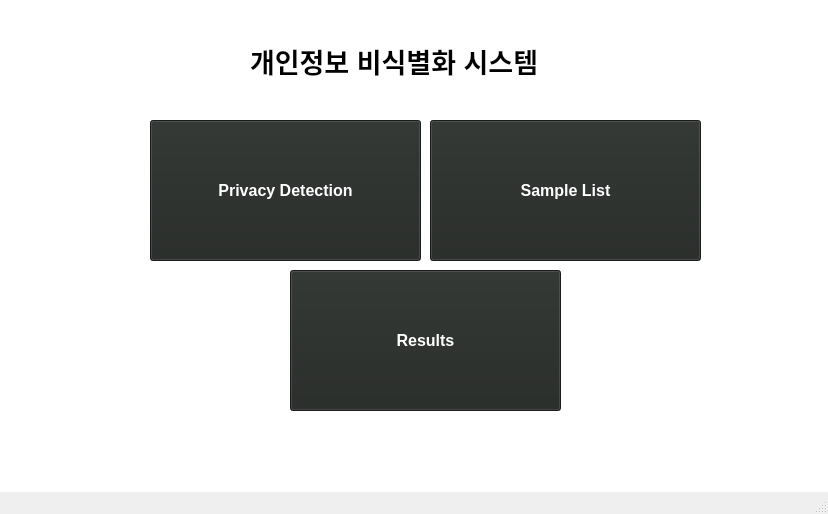
This is app/gui/UI/ui_2.ui in CSID-DGU/2023-1-CECD3-Sugar-4 as Qt 5 draws it before an edit. The edited form follows.
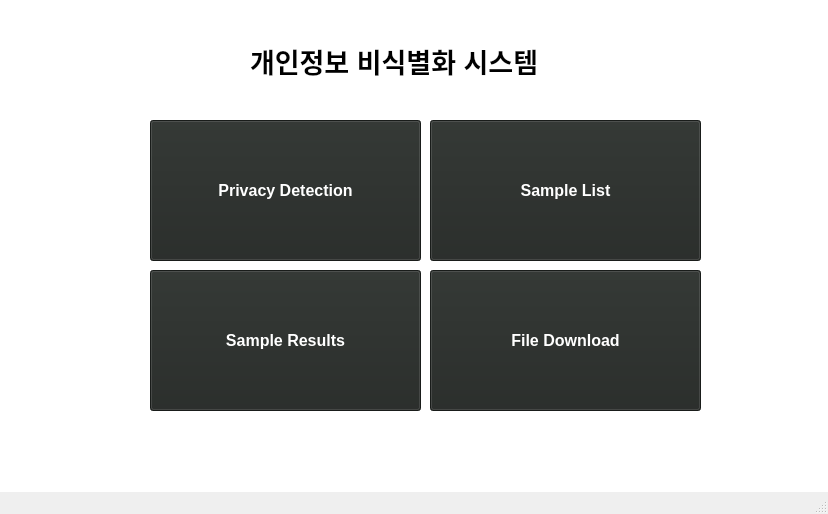
This is the edited form.

Commit message:
ui: File Download 기능 추가
File Download & Sample Results

The edit to the form file:
```diff
--- a/app/gui/UI/ui_2.ui
+++ b/app/gui/UI/ui_2.ui
@@ -44,7 +44,7 @@
    <widget class="QPushButton" name="pushButton_2">
     <property name="geometry">
      <rect>
-      <x>290</x>
+      <x>150</x>
       <y>270</y>
       <width>271</width>
       <height>141</height>
@@ -61,7 +61,7 @@
 color:white;</string>
     </property>
     <property name="text">
-     <string>Results</string>
+     <string>Sample Results</string>
     </property>
    </widget>
    <widget class="QPushButton" name="pushButton_4">
@@ -129,6 +129,29 @@
      <string>개인정보 비식별화 시스템</string>
     </property>
    </widget>
+   <widget class="QPushButton" name="pushButton_7">
+    <property name="geometry">
+     <rect>
+      <x>430</x>
+      <y>270</y>
+      <width>271</width>
+      <height>141</height>
+     </rect>
+    </property>
+    <property name="font">
+     <font>
+      <pointsize>12</pointsize>
+      <bold>true</bold>
+     </font>
+    </property>
+    <property name="styleSheet">
+     <string notr="true">background-color:rgb(35, 39, 36);
+color:white;</string>
+    </property>
+    <property name="text">
+     <string>File Download</string>
+    </property>
+   </widget>
   </widget>
   <widget class="QStatusBar" name="statusbar"/>
   <widget class="QMenuBar" name="menubar">
```
The commit also changes 12 other files.
